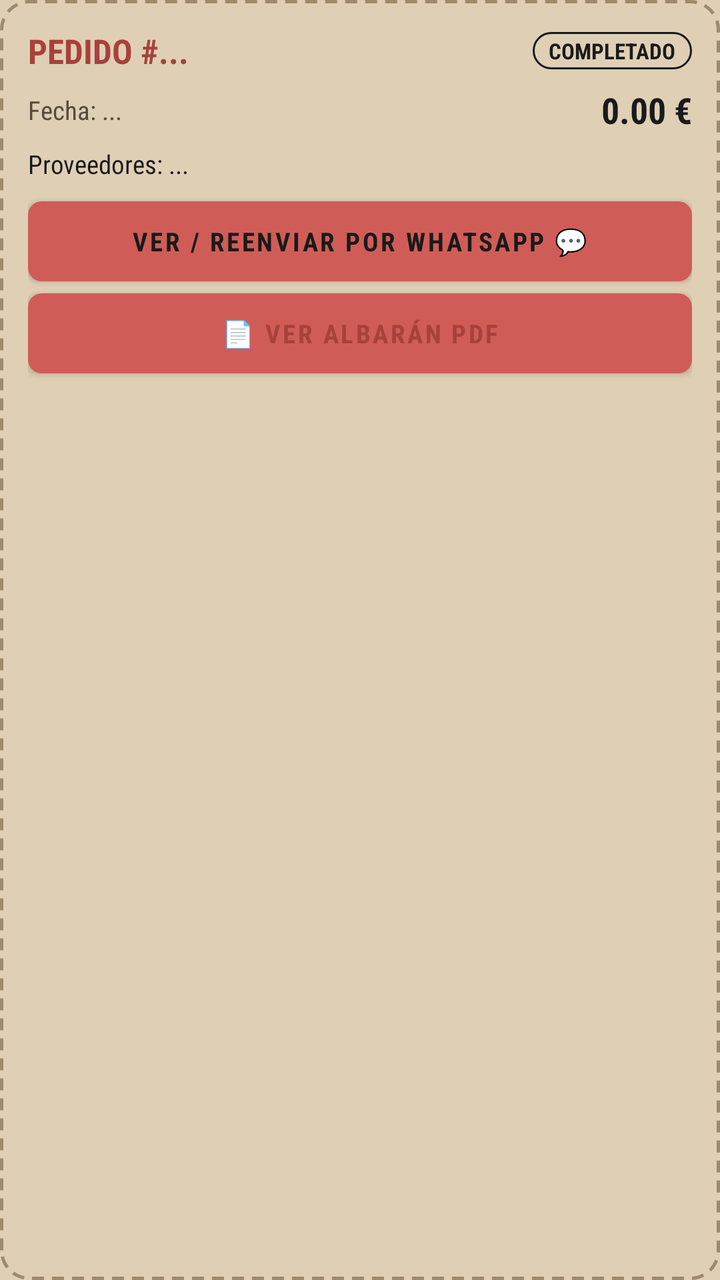
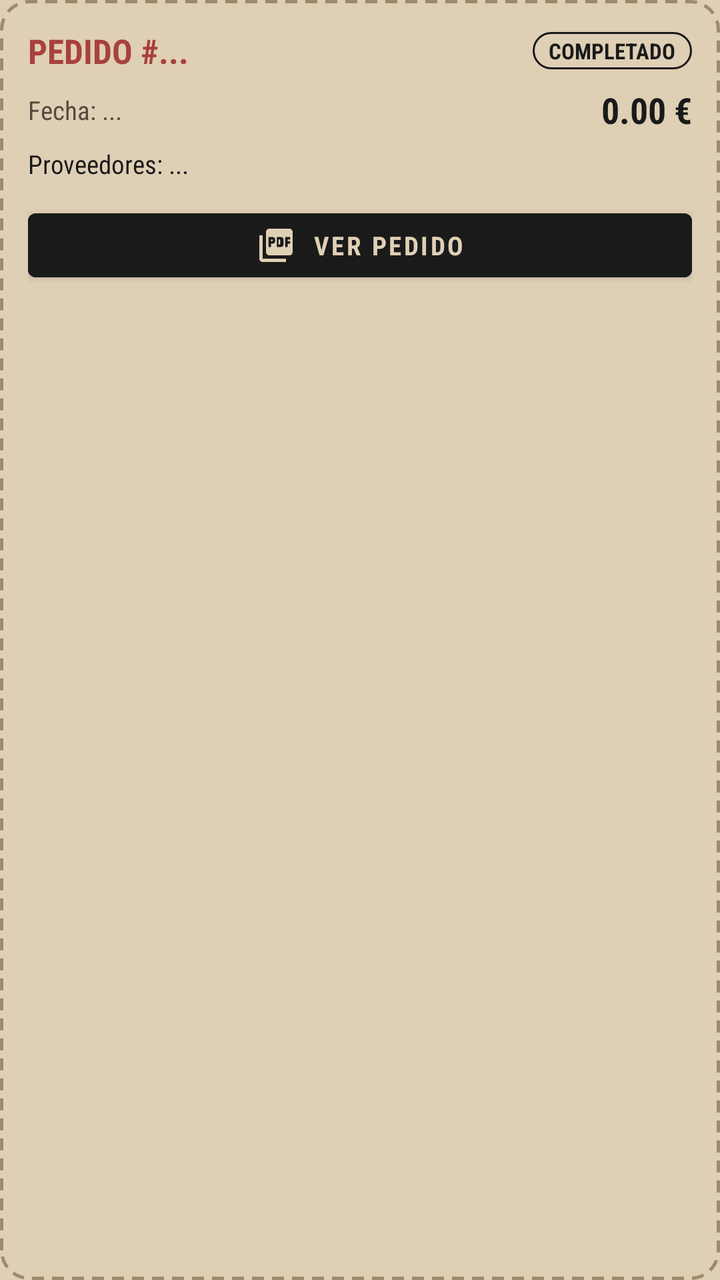

Before-and-after screenshots of an Android layout around one commit, followed by the original layout XML and the change that was made.
<!-- AndroidManifest.xml: application theme Theme.FBSmartOrder -->
<!-- res/layout/item_order_history.xml -->
<?xml version="1.0" encoding="utf-8"?>
<LinearLayout xmlns:android="http://schemas.android.com/apk/res/android"
    android:layout_width="match_parent"
    android:layout_height="wrap_content"
    android:layout_marginBottom="12dp"
    android:background="@drawable/bg_search_dashed"
    android:orientation="vertical"
    android:padding="14dp">

    
    <LinearLayout
        android:layout_width="match_parent"
        android:layout_height="wrap_content"
        android:gravity="center_vertical"
        android:orientation="horizontal">

        <TextView
            android:id="@+id/tvHistoryOrderId"
            android:layout_width="0dp"
            android:layout_height="wrap_content"
            android:layout_weight="1"
            android:fontFamily="sans-serif-condensed"
            android:text="PEDIDO #..."
            android:textColor="@color/stamp_red_dark"
            android:textSize="17sp"
            android:textStyle="bold" />

        <TextView
            android:id="@+id/tvHistoryStatus"
            android:layout_width="wrap_content"
            android:layout_height="wrap_content"
            android:background="@drawable/bg_badge_ok"
            android:fontFamily="sans-serif-condensed"
            android:paddingStart="8dp"
            android:paddingTop="2dp"
            android:paddingEnd="8dp"
            android:paddingBottom="2dp"
            android:text="COMPLETADO"
            android:textColor="@color/button_retro_bg"
            android:textSize="11sp"
            android:textStyle="bold" />
    </LinearLayout>

    
    <LinearLayout
        android:layout_width="match_parent"
        android:layout_height="wrap_content"
        android:layout_marginTop="6dp"
        android:gravity="center_vertical"
        android:orientation="horizontal">

        <TextView
            android:id="@+id/tvHistoryDate"
            android:layout_width="0dp"
            android:layout_height="wrap_content"
            android:layout_weight="1"
            android:fontFamily="sans-serif-condensed"
            android:text="Fecha: ..."
            android:textColor="@color/text_secondary"
            android:textSize="13sp" />

        <TextView
            android:id="@+id/tvHistoryTotal"
            android:layout_width="wrap_content"
            android:layout_height="wrap_content"
            android:fontFamily="sans-serif-condensed"
            android:text="0.00 €"
            android:textColor="@color/text_primary"
            android:textSize="18sp"
            android:textStyle="bold" />
    </LinearLayout>

    
    <TextView
        android:id="@+id/tvHistorySuppliers"
        android:layout_width="match_parent"
        android:layout_height="wrap_content"
        android:layout_marginTop="6dp"
        android:fontFamily="sans-serif-condensed"
        android:text="Proveedores: ..."
        android:textColor="@color/text_primary"
        android:textSize="13sp" />

    <TextView
        android:id="@+id/tvHistoryChefNotes"
        android:layout_width="match_parent"
        android:layout_height="wrap_content"
        android:layout_marginTop="4dp"
        android:fontFamily="sans-serif-condensed"
        android:text="Nota: ..."
        android:textColor="@color/button_accent_orange"
        android:textSize="12sp"
        android:visibility="gone" />

    
    <Button
        android:id="@+id/btnReopenWhatsApp"
        android:layout_width="match_parent"
        android:layout_height="40dp"
        android:layout_marginTop="10dp"
        android:background="@drawable/bg_btn_secondary_retro"
        android:fontFamily="sans-serif-condensed"
        android:text="Ver / Reenviar por WhatsApp 💬"
        android:textColor="@color/text_primary"
        android:textSize="13sp"
        android:textStyle="bold" />

    
    <Button
        android:id="@+id/btnViewOrderPdf"
        android:layout_width="match_parent"
        android:layout_height="40dp"
        android:layout_marginTop="6dp"
        android:background="@drawable/bg_btn_secondary_retro"
        android:fontFamily="sans-serif-condensed"
        android:text="📄 Ver Albarán PDF"
        android:textColor="@color/stamp_red_dark"
        android:textSize="13sp"
        android:textStyle="bold" />

</LinearLayout>
<!-- resources referenced by this layout -->
<resources>
  <color name="button_accent_orange">#D35400</color>
  <color name="button_retro_bg">#1A1A1A</color>
  <color name="stamp_red_dark">#A8413C</color>
  <color name="text_primary">#1A1A1A</color>
  <color name="text_secondary">#554B3E</color>
  <!-- drawable bg_badge_ok (drawable) -->
  <?xml version="1.0" encoding="utf-8"?>
  <shape xmlns:android="http://schemas.android.com/apk/res/android"
      android:shape="rectangle">
      <solid android:color="@color/bg_paper" />
      <corners android:radius="12dp" />
      <stroke
          android:width="1dp"
          android:color="@color/button_retro_bg" />
  </shape>
  <!-- drawable bg_btn_secondary_retro (drawable) -->
  <?xml version="1.0" encoding="utf-8"?>
  <shape xmlns:android="http://schemas.android.com/apk/res/android"
      android:shape="rectangle">
      <solid android:color="@color/stepper_bg" />
      <stroke
          android:width="1.5dp"
          android:color="@color/border_dashed" />
      <corners android:radius="6dp" />
      <padding
          android:left="10dp"
          android:top="6dp"
          android:right="10dp"
          android:bottom="6dp" />
  </shape>
  <!-- drawable bg_search_dashed (drawable) -->
  <?xml version="1.0" encoding="utf-8"?>
  <shape xmlns:android="http://schemas.android.com/apk/res/android"
      android:shape="rectangle">
      <solid android:color="@android:color/transparent" />
      <stroke
          android:width="1.5dp"
          android:color="@color/border_dashed"
          android:dashWidth="6dp"
          android:dashGap="4dp" />
      <corners android:radius="14dp" />
  </shape>
  <style name="Theme.FBSmartOrder" parent="Theme.MaterialComponents.DayNight.NoActionBar">
          <item name="colorPrimary">@color/stamp_red</item>
          <item name="colorPrimaryVariant">@color/stamp_red_dark</item>
          <item name="colorOnPrimary">@color/bg_paper</item>
          <item name="android:windowBackground">@color/bg_paper</item>
          <item name="android:statusBarColor">@color/bg_paper</item>
          <item name="android:windowLightStatusBar" tools:targetApi="m">true</item>
      </style>
  <color name="bg_paper">#DFCFB5</color>
  <color name="stepper_bg">#D0BF9F</color>
  <color name="border_dashed">#9E8B6C</color>
  <color name="stamp_red">#D05C57</color>
</resources>

<!-- the commit's change to res/layout/item_order_history.xml (unified diff, before → after) -->
@@ -1,5 +1,6 @@
 <?xml version="1.0" encoding="utf-8"?>
 <LinearLayout xmlns:android="http://schemas.android.com/apk/res/android"
+    xmlns:app="http://schemas.android.com/apk/res-auto"
     android:layout_width="match_parent"
     android:layout_height="wrap_content"
     android:layout_marginBottom="12dp"
@@ -94,27 +95,20 @@
 
     
     <Button
-        android:id="@+id/btnReopenWhatsApp"
+        android:id="@+id/btnViewOrder"
         android:layout_width="match_parent"
-        android:layout_height="40dp"
+        android:layout_height="wrap_content"
+        android:minHeight="42dp"
         android:layout_marginTop="10dp"
-        android:background="@drawable/bg_btn_secondary_retro"
+        android:paddingTop="6dp"
+        android:paddingBottom="6dp"
+        android:backgroundTint="@color/button_retro_bg"
         android:fontFamily="sans-serif-condensed"
-        android:text="Ver / Reenviar por WhatsApp 💬"
-        android:textColor="@color/text_primary"
-        android:textSize="13sp"
-        android:textStyle="bold" />
-
-    
-    <Button
-        android:id="@+id/btnViewOrderPdf"
-        android:layout_width="match_parent"
-        android:layout_height="40dp"
-        android:layout_marginTop="6dp"
-        android:background="@drawable/bg_btn_secondary_retro"
-        android:fontFamily="sans-serif-condensed"
-        android:text="📄 Ver Albarán PDF"
-        android:textColor="@color/stamp_red_dark"
+        android:text="VER PEDIDO"
+        app:icon="@drawable/ic_pdf"
+        app:iconGravity="textStart"
+        app:iconTint="@color/bg_paper"
+        android:textColor="@color/bg_paper"
         android:textSize="13sp"
         android:textStyle="bold" />
 
<!-- resource entries referenced after the edit -->
@@ -15,21 +15,6 @@
           android:width="1dp"
           android:color="@color/button_retro_bg" />
   </shape>
-  <!-- drawable bg_btn_secondary_retro (drawable) -->
-  <?xml version="1.0" encoding="utf-8"?>
-  <shape xmlns:android="http://schemas.android.com/apk/res/android"
-      android:shape="rectangle">
-      <solid android:color="@color/stepper_bg" />
-      <stroke
-          android:width="1.5dp"
-          android:color="@color/border_dashed" />
-      <corners android:radius="6dp" />
-      <padding
-          android:left="10dp"
-          android:top="6dp"
-          android:right="10dp"
-          android:bottom="6dp" />
-  </shape>
   <!-- drawable bg_search_dashed (drawable) -->
   <?xml version="1.0" encoding="utf-8"?>
   <shape xmlns:android="http://schemas.android.com/apk/res/android"
@@ -42,6 +27,16 @@
           android:dashGap="4dp" />
       <corners android:radius="14dp" />
   </shape>
+  <!-- drawable ic_pdf (drawable) -->
+  <vector xmlns:android="http://schemas.android.com/apk/res/android"
+      android:width="20dp"
+      android:height="20dp"
+      android:viewportWidth="24"
+      android:viewportHeight="24">
+      <path
+          android:fillColor="@color/text_primary"
+          android:pathData="M20,2H8c-1.1,0 -2,0.9 -2,2v12c0,1.1 0.9,2 2,2h12c1.1,0 2,-0.9 2,-2V4c0,-1.1 -0.9,-2 -2,-2zm-8.5,7.5c0,0.83 -0.67,1.5 -1.5,1.5H9v2H7.5V7H10c0.83,0 1.5,0.67 1.5,1.5v1zm5,2c0,0.83 -0.67,1.5 -1.5,1.5h-2.5V7H15c0.83,0 1.5,0.67 1.5,1.5v3zm4,-3H19v1h1.5V11H19v2h-1.5V7h3v1.5zM9,9.5h1v-1H9v1zm4.5,2h1v-3h-1v3zM4,6H2v14c0,1.1 0.9,2 2,2h14v-2H4V6z" />
+  </vector>
   <style name="Theme.FBSmartOrder" parent="Theme.MaterialComponents.DayNight.NoActionBar">
           <item name="colorPrimary">@color/stamp_red</item>
           <item name="colorPrimaryVariant">@color/stamp_red_dark</item>
@@ -51,7 +46,6 @@
           <item name="android:windowLightStatusBar" tools:targetApi="m">true</item>
       </style>
   <color name="bg_paper">#DFCFB5</color>
-  <color name="stepper_bg">#D0BF9F</color>
   <color name="border_dashed">#9E8B6C</color>
   <color name="stamp_red">#D05C57</color>
 </resources>
